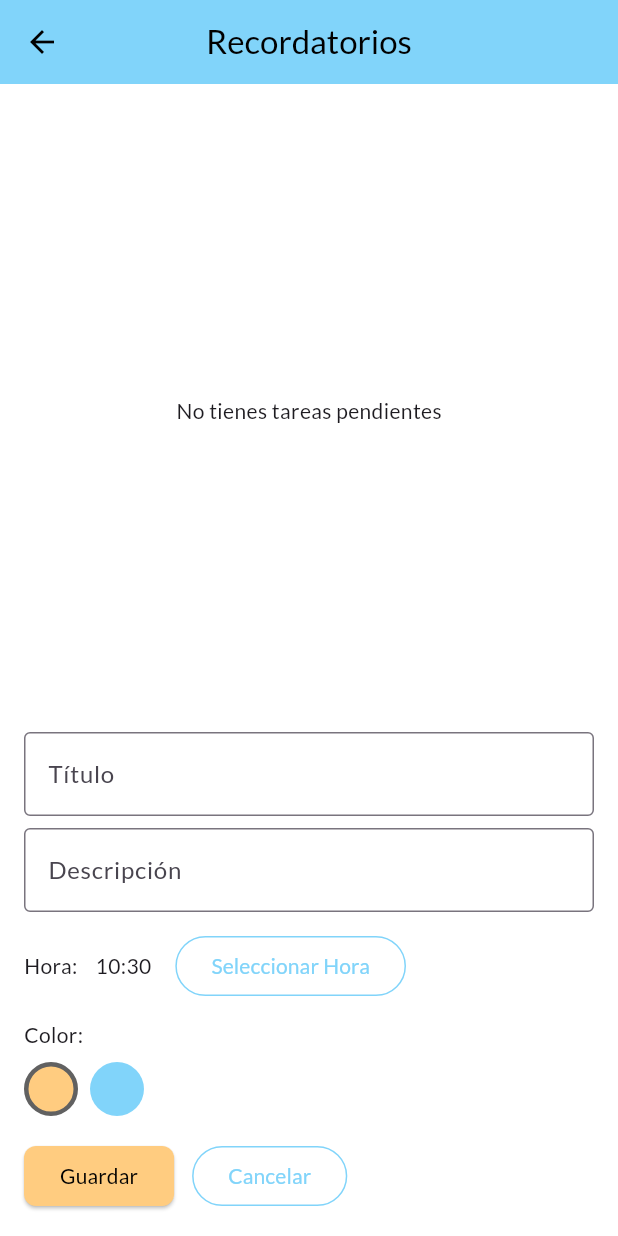
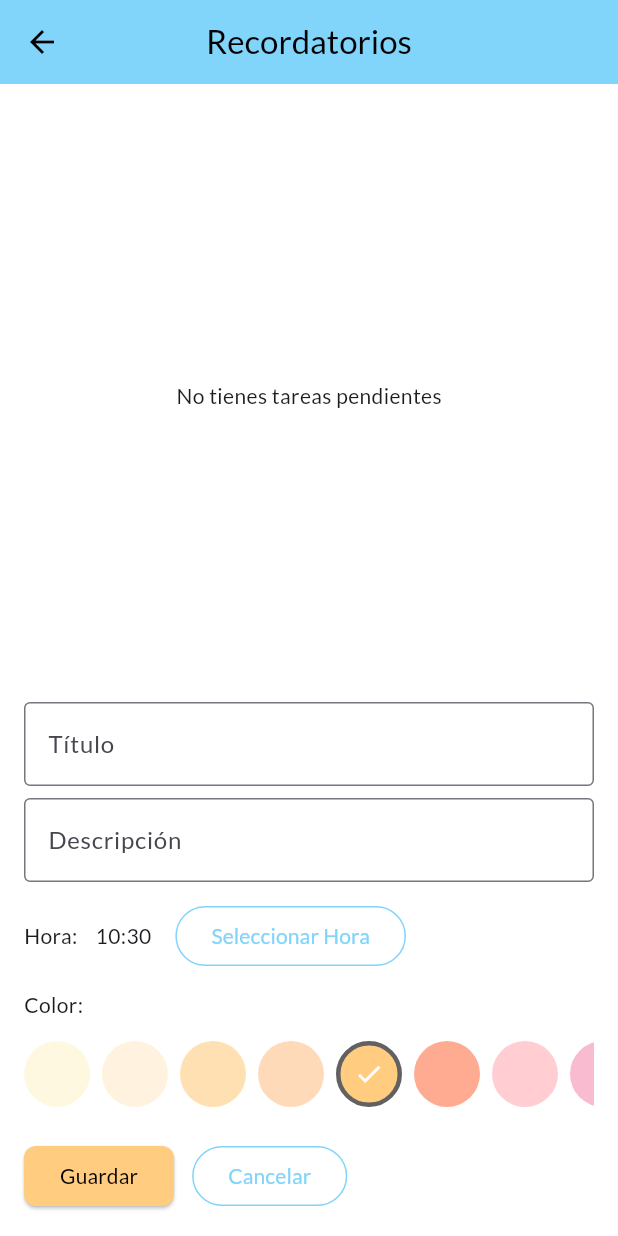
Before and after one commit to AndresPab/NatupediaPre, a Flutter app: the NotificationsScreen screen opened directly, after a tap on "Crear Tarea", on a phone screen of 412 x 824 dp. Run offline on Flutter 3.47's test engine with Material 3 defaults, Android fonts, the light colour scheme and no system bars; our stand-ins replace google_fonts, hive, hive_flutter; accounts and stored records are empty.

Commit message:
se añadieron más colores para los recordatorios

```diff
--- a/lib/ui/notifications_screen.dart
+++ b/lib/ui/notifications_screen.dart
@@ -18,11 +18,30 @@ class _NotificationsScreenState extends State<NotificationsScreen> {
   List<Reminder> _list = [];
   TimeOfDay _pickedTime = TimeOfDay.now();
 
-  // Colores suaves disponibles
-  final List<Color> _availableColors = [
-    const Color(0xFFFFCC80), // naranja pastel
-    const Color(0xFF81D4FA), // azul celeste
+  // Paleta extensa y suave
+  static const List<Color> _availableColors = [
+    Color(0xFFFFF8E1),
+    Color(0xFFFFF3E0),
+    Color(0xFFFFE0B2),
+    Color(0xFFFFDAB9),
+    Color(0xFFFFCC80),
+    Color(0xFFFFAB91),
+    Color(0xFFFFCDD2),
+    Color(0xFFF8BBD0),
+    Color(0xFFE1BEE7),
+    Color(0xFFD1C4E9),
+    Color(0xFFC5CAE9),
+    Color(0xFFBBDEFB),
+    Color(0xFFB3E5FC),
+    Color(0xFFB2EBF2),
+    Color(0xFFB2DFDB),
+    Color(0xFFC8E6C9),
+    Color(0xFFDCEDC8),
+    Color(0xFFF0F4C3),
+    Color(0xFFFFF9C4),
+    Color(0xFFFFE082),
   ];
+
   Color _selectedColor = const Color(0xFFFFCC80);
 
   @override
@@ -81,6 +100,11 @@ class _NotificationsScreenState extends State<NotificationsScreen> {
     super.dispose();
   }
 
+  Color _textColorForBackground(Color bg) {
+    // Si la luminancia es alta, usar texto oscuro; si baja, texto claro
+    return bg.computeLuminance() > 0.7 ? Colors.black87 : Colors.white;
+  }
+
   @override
   Widget build(BuildContext context) {
     return Scaffold(
@@ -98,20 +122,23 @@ class _NotificationsScreenState extends State<NotificationsScreen> {
                   itemCount: _list.length,
                   itemBuilder: (_, i) {
                     final r = _list[i];
+                    final bg = Color(r.colorValue);
+                    final textColor = _textColorForBackground(bg);
                     return Container(
                       margin: const EdgeInsets.symmetric(vertical: 6),
                       decoration: BoxDecoration(
-                        color: Color(r.colorValue),
+                        color: bg,
                         borderRadius: BorderRadius.circular(8),
                       ),
                       child: ListTile(
-                        title: Text(r.title),
+                        title: Text(r.title, style: TextStyle(color: textColor)),
                         subtitle: Text(
                           '${r.hour.toString().padLeft(2, '0')}:'
                           '${r.minute.toString().padLeft(2, '0')} ‧ ${r.message}',
+                          style: TextStyle(color: textColor.withOpacity(0.9)),
                         ),
                         trailing: IconButton(
-                          icon: const Icon(Icons.delete),
+                          icon: Icon(Icons.delete, color: textColor),
                           onPressed: () => _delete(r),
                         ),
                       ),
@@ -176,25 +203,38 @@ class _NotificationsScreenState extends State<NotificationsScreen> {
           const SizedBox(height: 12),
           const Text('Color:'),
           const SizedBox(height: 8),
-          Row(
-            children: _availableColors.map((color) {
+
+          // Selector de color horizontal, scrollable y compacto
+          SizedBox(
+            height: 56,
+            child: ListView.separated(
+              scrollDirection: Axis.horizontal,
+              itemCount: _availableColors.length,
+              separatorBuilder: (_, __) => const SizedBox(width: 8),
+              itemBuilder: (_, i) {
+                final color = _availableColors[i];
                 final isSelected = color == _selectedColor;
+                final border = isSelected
+                    ? Border.all(width: 3, color: Colors.grey.shade700)
+                    : null;
                 return GestureDetector(
                   onTap: () => setState(() => _selectedColor = color),
                   child: Container(
-                  margin: const EdgeInsets.only(right: 8),
-                  width: 36,
-                  height: 36,
+                    width: 44,
+                    height: 44,
                     decoration: BoxDecoration(
                       color: color,
                       shape: BoxShape.circle,
-                    border: isSelected
-                        ? Border.all(width: 3, color: Colors.grey.shade700)
+                      border: border,
+                    ),
+                    child: isSelected
+                        ? Icon(Icons.check,
+                            size: 20, color: _textColorForBackground(color))
                         : null,
                   ),
+                );
+              },
             ),
-              );
-            }).toList(),
           ),
 
           const SizedBox(height: 16),
```
Lines whose indentation alone changed are shown as unchanged.
